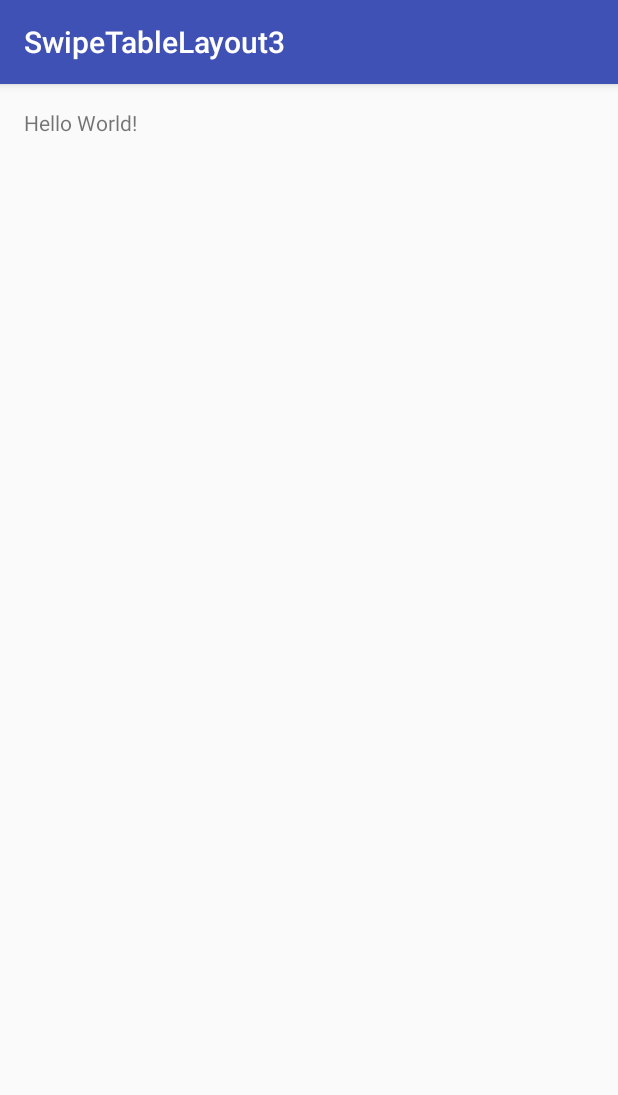
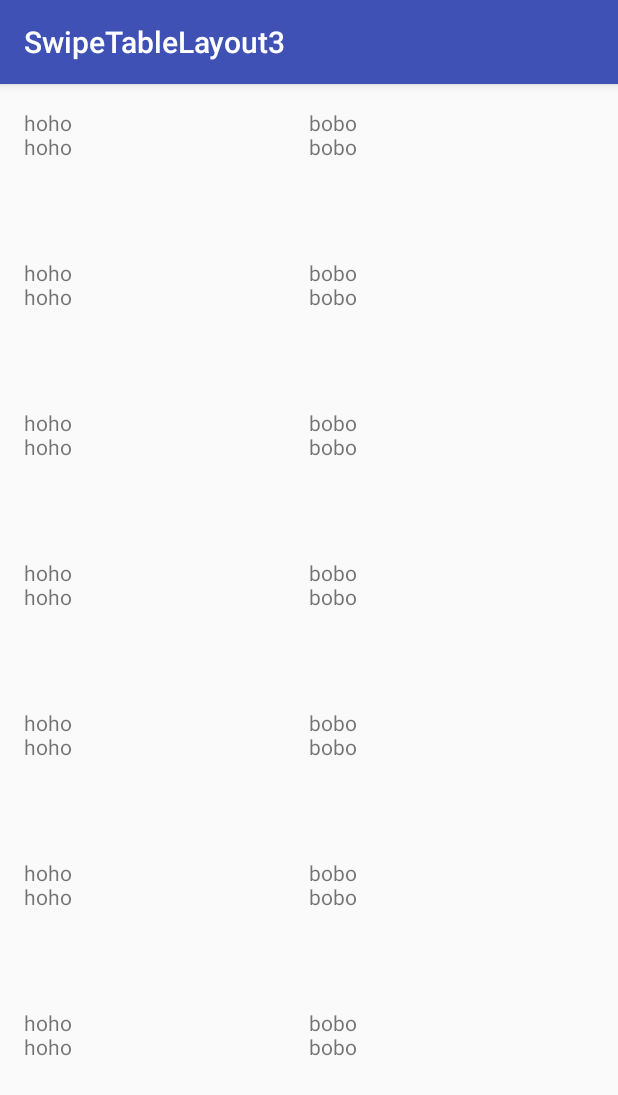
Before and after one commit to ggikko/SwipeTableLayout3, an Android app: the screen it shows after launch (MainActivity), on a phone screen of 412 x 824 dp. Shown: the top 1095 px of the screen. Run offline under Robolectric (Android 15) with nearby library versions, the phone set to English and light mode, and no system bars; our stand-ins replace ButterKnife.

Commit message:
add two scrollview

```diff
--- a/SwipeTableLayout3/app/build.gradle
+++ b/SwipeTableLayout3/app/build.gradle
@@ -23,4 +23,5 @@ dependencies {
     compile fileTree(dir: 'libs', include: ['*.jar'])
     testCompile 'junit:junit:4.12'
     compile 'com.android.support:appcompat-v7:23.2.1'
+    compile 'com.jakewharton:butterknife:7.0.1'
 }
--- a/SwipeTableLayout3/app/src/main/java/ggikko/me/swipetablelayout3/MainActivity.java
+++ b/SwipeTableLayout3/app/src/main/java/ggikko/me/swipetablelayout3/MainActivity.java
@@ -2,12 +2,32 @@ package ggikko.me.swipetablelayout3;
 
 import android.support.v7.app.AppCompatActivity;
 import android.os.Bundle;
+import android.util.Log;
+import android.view.ViewTreeObserver;
+import android.widget.ScrollView;
+
+import butterknife.Bind;
+import ggikko.me.swipetablelayout3.custom.CustomScroll;
 
 public class MainActivity extends AppCompatActivity {
+
+    CustomScroll scroll1;
+    CustomScroll scroll2;
+
+    private int scrollValue;
 
     @Override
     protected void onCreate(Bundle savedInstanceState) {
         super.onCreate(savedInstanceState);
         setContentView(R.layout.activity_main);
+
+        scroll1 = (CustomScroll) findViewById(R.id.scroll1);
+        scroll2 = (CustomScroll) findViewById(R.id.scroll2);
+    }
+
+    public void setScrollValue(int scrollValue) {
+        this.scrollValue = scrollValue;
+        scroll1.scrollTo(0,scrollValue);
+        scroll2.scrollTo(0,scrollValue);
     }
 }
--- /dev/null
+++ b/SwipeTableLayout3/app/src/main/java/ggikko/me/swipetablelayout3/custom/CustomScroll.java
@@ -0,0 +1,53 @@
+package ggikko.me.swipetablelayout3.custom;
+
+import android.content.Context;
+import android.util.AttributeSet;
+import android.util.Log;
+import android.view.View;
+import android.widget.ScrollView;
+
+import ggikko.me.swipetablelayout3.MainActivity;
+
+/**
+ * Created by admin on 16. 4. 27..
+ */
+public class CustomScroll extends ScrollView {
+
+    Context mContext;
+
+    public CustomScroll(Context context) {
+        super(context);
+        this.mContext =context;
+    }
+
+    public CustomScroll(Context context, AttributeSet attrs) {
+        super(context, attrs);
+        this.mContext =context;
+
+    }
+
+    public CustomScroll(Context context, AttributeSet attrs, int defStyleAttr) {
+        super(context, attrs, defStyleAttr);
+        this.mContext =context;
+
+    }
+
+
+    @Override
+    protected void onScrollChanged(int l, int t, int oldl, int oldt) {
+        View view = (View) getChildAt(getChildCount()-1);
+        int diff = (view.getBottom()-(getHeight()+getScrollY()));
+
+        int scrollY = getScrollY();
+        final float scale = getContext().getResources().getDisplayMetrics().density;
+
+        int height = (int)((int)(scrollY - 0.5f)/scale);
+
+        Log.e("ggikko", "height : " + scrollY);
+
+        ((MainActivity)mContext).setScrollValue(scrollY);
+
+        super.onScrollChanged(l, t, oldl, oldt);
+    }
+
+}
--- a/SwipeTableLayout3/app/src/main/res/layout/activity_main.xml
+++ b/SwipeTableLayout3/app/src/main/res/layout/activity_main.xml
@@ -1,16 +1,144 @@
 <?xml version="1.0" encoding="utf-8"?>
-<RelativeLayout xmlns:android="http://schemas.android.com/apk/res/android"
+<LinearLayout xmlns:android="http://schemas.android.com/apk/res/android"
     xmlns:tools="http://schemas.android.com/tools"
     android:layout_width="match_parent"
     android:layout_height="match_parent"
+    android:orientation="horizontal"
     android:paddingBottom="@dimen/activity_vertical_margin"
     android:paddingLeft="@dimen/activity_horizontal_margin"
     android:paddingRight="@dimen/activity_horizontal_margin"
     android:paddingTop="@dimen/activity_vertical_margin"
     tools:context="ggikko.me.swipetablelayout3.MainActivity">
 
-    <TextView
-        android:layout_width="wrap_content"
-        android:layout_height="wrap_content"
-        android:text="Hello World!" />
-</RelativeLayout>
+    <ggikko.me.swipetablelayout3.custom.CustomScroll
+        android:id="@+id/scroll1"
+        android:layout_width="0dp"
+        android:layout_height="700dp"
+        android:layout_weight="1">
+
+        <LinearLayout
+            android:layout_width="match_parent"
+            android:layout_height="wrap_content"
+            android:orientation="vertical">
+
+            <TextView
+                android:layout_width="wrap_content"
+                android:layout_height="100dp"
+                android:text="hoho\nhoho" />
+
+            <TextView
+                android:layout_width="wrap_content"
+                android:layout_height="100dp"
+                android:text="hoho\nhoho" />
+
+            <TextView
+                android:layout_width="wrap_content"
+                android:layout_height="100dp"
+                android:text="hoho\nhoho" />
+
+            <TextView
+                android:layout_width="wrap_content"
+                android:layout_height="100dp"
+                android:text="hoho\nhoho" />
+
+            <TextView
+                android:layout_width="wrap_content"
+                android:layout_height="100dp"
+                android:text="hoho\nhoho" />
+
+            <TextView
+                android:layout_width="wrap_content"
+                android:layout_height="100dp"
+                android:text="hoho\nhoho" />
+
+            <TextView
+                android:layout_width="wrap_content"
+                android:layout_height="100dp"
+                android:text="hoho\nhoho" />
+
+            <TextView
+                android:layout_width="wrap_content"
+                android:layout_height="100dp"
+                android:text="hoho\nhoho" />
+
+            <TextView
+                android:layout_width="wrap_content"
+                android:layout_height="100dp"
+                android:text="hoho\nhoho" />
+
+            <TextView
+                android:layout_width="wrap_content"
+                android:layout_height="100dp"
+                android:text="hoho\nhoho" />
+
+            <TextView
+                android:layout_width="wrap_content"
+                android:layout_height="100dp"
+                android:text="hoho\nhoho" />
+
+
+
+        </LinearLayout>
+
+    </ggikko.me.swipetablelayout3.custom.CustomScroll>
+
+    <ggikko.me.swipetablelayout3.custom.CustomScroll
+        android:id="@+id/scroll2"
+        android:layout_width="0dp"
+        android:layout_height="700dp"
+        android:layout_weight="1">
+
+        <LinearLayout
+            android:layout_width="match_parent"
+            android:layout_height="wrap_content"
+            android:orientation="vertical">
+
+            <TextView
+                android:layout_width="wrap_content"
+                android:layout_height="100dp"
+                android:text="bobo\nbobo" />
+            <TextView
+                android:layout_width="wrap_content"
+                android:layout_height="100dp"
+                android:text="bobo\nbobo" />
+            <TextView
+                android:layout_width="wrap_content"
+                android:layout_height="100dp"
+                android:text="bobo\nbobo" />
+            <TextView
+                android:layout_width="wrap_content"
+                android:layout_height="100dp"
+                android:text="bobo\nbobo" />
+            <TextView
+                android:layout_width="wrap_content"
+                android:layout_height="100dp"
+                android:text="bobo\nbobo" />
+            <TextView
+                android:layout_width="wrap_content"
+                android:layout_height="100dp"
+                android:text="bobo\nbobo" />
+            <TextView
+                android:layout_width="wrap_content"
+                android:layout_height="100dp"
+                android:text="bobo\nbobo" />
+            <TextView
+                android:layout_width="wrap_content"
+                android:layout_height="100dp"
+                android:text="bobo\nbobo" />
+            <TextView
+                android:layout_width="wrap_content"
+                android:layout_height="100dp"
+                android:text="bobo\nbobo" />
+            <TextView
+                android:layout_width="wrap_content"
+                android:layout_height="100dp"
+                android:text="bobo\nbobo" />
+            <TextView
+                android:layout_width="wrap_content"
+                android:layout_height="100dp"
+                android:text="bobo\nbobo" />
+
+        </LinearLayout>
+
+    </ggikko.me.swipetablelayout3.custom.CustomScroll>
+</LinearLayout>
```
